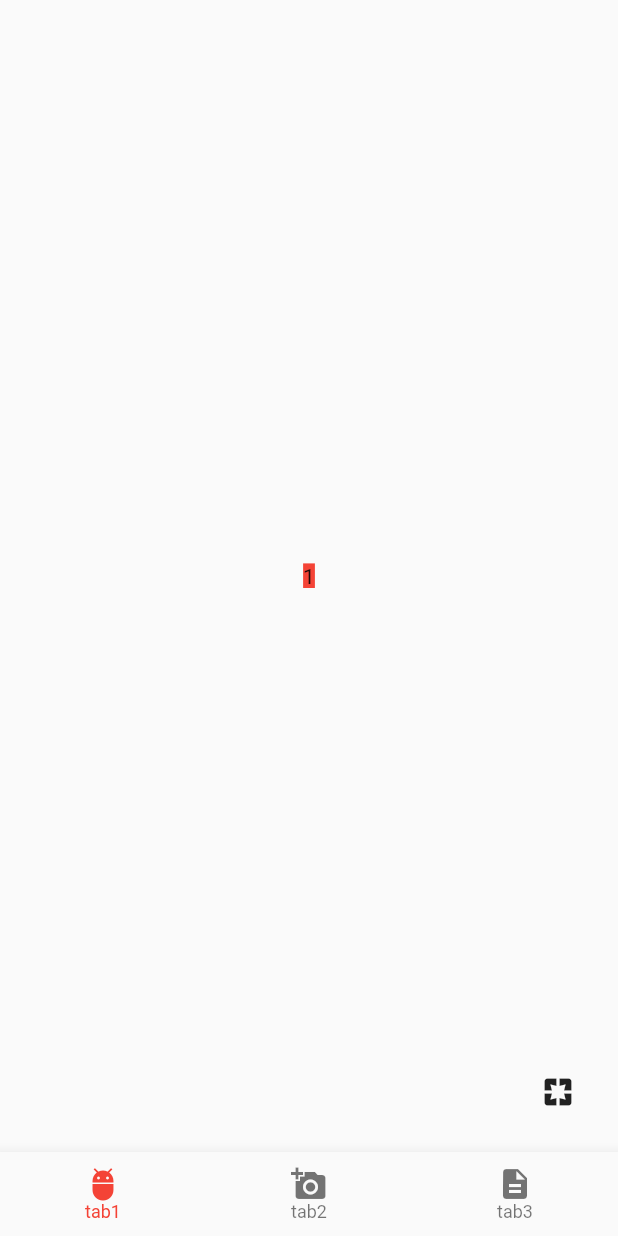
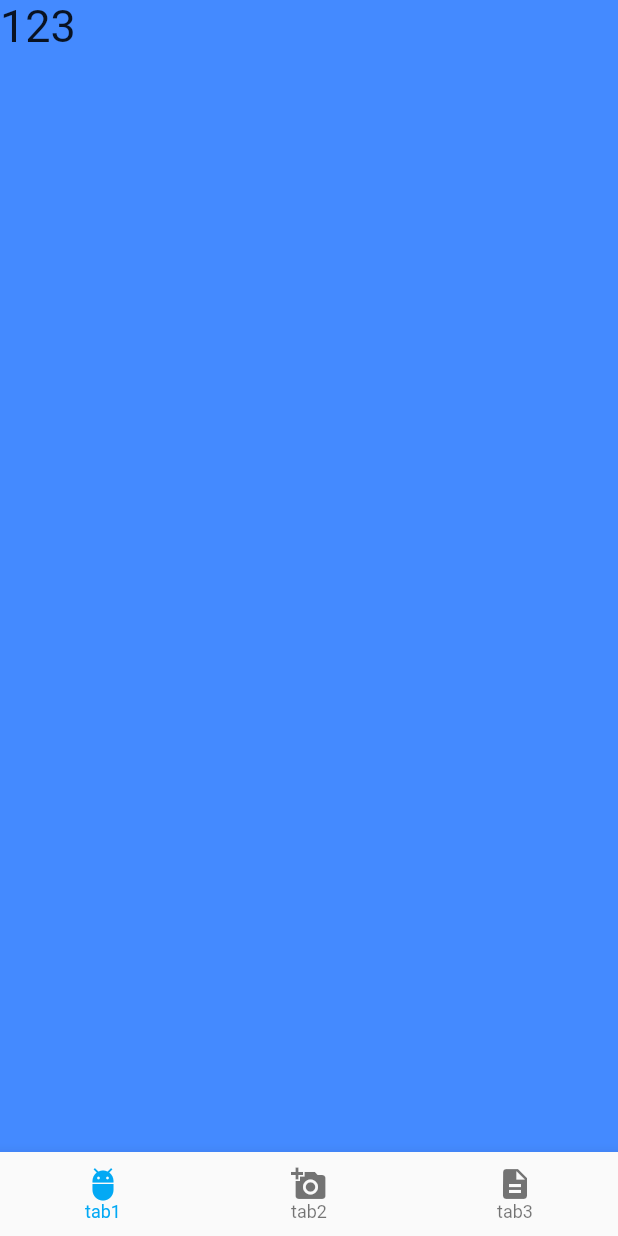
Before and after one commit to skyshenfu/flutter_demo, a Flutter app: the screen it shows after launch, on a phone screen of 412 x 824 dp. Run offline on Flutter 3.47's test engine with Material 2 defaults, Android fonts, the phone set to English and light mode, and no system bars; our stand-ins replace dio.

Commit message:
加入残缺版本的http请求

```diff
--- /dev/null
+++ b/lib/data/config/api.dart
@@ -0,0 +1,5 @@
+class Api{
+  static var baseUrl="https://www.wanandroid.com";
+  static const BANNER="/banner/json";
+
+}
--- /dev/null
+++ b/lib/data/model/pojos.dart
@@ -0,0 +1,44 @@
+class SingleBanner {
+  String desc;
+  int id;
+  String imagePath;
+  int isVisible;
+  int order;
+  String title;
+  int type;
+  String url;
+
+  SingleBanner(
+      {this.desc,
+        this.id,
+        this.imagePath,
+        this.isVisible,
+        this.order,
+        this.title,
+        this.type,
+        this.url});
+
+  SingleBanner.fromJson(Map<String, dynamic> json) {
+    desc = json['desc'];
+    id = json['id'];
+    imagePath = json['imagePath'];
+    isVisible = json['isVisible'];
+    order = json['order'];
+    title = json['title'];
+    type = json['type'];
+    url = json['url'];
+  }
+
+  Map<String, dynamic> toJson() {
+    final Map<String, dynamic> data = new Map<String, dynamic>();
+    data['desc'] = this.desc;
+    data['id'] = this.id;
+    data['imagePath'] = this.imagePath;
+    data['isVisible'] = this.isVisible;
+    data['order'] = this.order;
+    data['title'] = this.title;
+    data['type'] = this.type;
+    data['url'] = this.url;
+    return data;
+  }
+}
--- a/lib/pages/bottomdemo/page/home_page_with_scroll.dart
+++ b/lib/pages/bottomdemo/page/home_page_with_scroll.dart
@@ -1,4 +1,5 @@
 import 'package:flutter/material.dart';
+import 'package:flutterallinone/pages/bottomdemo/page/leader_page.dart';
 import 'package:flutterallinone/pages/bottomdemo/simpleTab/tab_stateful_page.dart';
 ///方案三 PageView实现，可滚动需要对Tab进行mixin
 class HomePageScroll extends StatefulWidget {
@@ -23,7 +24,7 @@ class _HomePageScrollState extends State<HomePageScroll> {
   int _tabIndex;
   var _pageController;
   final pages=<Widget>[
-    new Tab1Page(key:Key("1"),centerText: "1",color: Colors.red),
+    new LeaderPageWidget(),
     new Tab1Page(key:Key("2"),centerText: "2",color: Colors.amber),
     new Tab1Page(key:Key("3"),centerText: "3",color: Colors.deepPurpleAccent)
   ];
@@ -61,7 +62,7 @@ class _HomePageScrollState extends State<HomePageScroll> {
       ]
       ,
         //tab选中颜色
-        fixedColor: Colors.red,
+        fixedColor: Colors.lightBlue,
         onTap:_tapTab ,
         currentIndex: _tabIndex,
         selectedFontSize: 12.0,
--- /dev/null
+++ b/lib/pages/bottomdemo/page/leader_page.dart
@@ -0,0 +1,64 @@
+import 'dart:convert';
+
+import 'package:dio/dio.dart';
+import 'package:flutter/cupertino.dart';
+import 'package:flutter/material.dart';
+import 'package:flutterallinone/data/config/api.dart';
+import 'package:flutterallinone/data/config/response_raw.dart';
+import 'package:flutterallinone/data/model/pojos.dart';
+import 'package:flutterallinone/util/dio_util.dart';
+
+class LeaderPageWidget extends StatefulWidget {
+  @override
+  _LeaderPageWidgetState createState() {
+    // TODO: implement createState
+    return _LeaderPageWidgetState();
+  }
+
+}
+
+class _LeaderPageWidgetState extends State<LeaderPageWidget> {
+  CancelToken cancelToken;
+  @override
+  void initState() {
+    // TODO: implement initState
+    super.initState();
+    cancelToken=CancelToken();
+  }
+  @override
+  Widget build(BuildContext context) {
+    // TODO: implement build
+    return Scaffold(
+        backgroundColor: Colors.blueAccent,
+        body: SafeArea(
+          child: Column(
+            children: <Widget>[
+              GestureDetector(
+                  onTap: _requestData,
+                  child: Text(
+                "123",
+                style: TextStyle(fontSize: 30),
+              ))
+            ],
+          ),
+        ));
+  }
+  @override
+  void dispose() {
+    // TODO: implement dispose
+    cancelToken.cancel();
+    super.dispose();
+
+  }
+  void _requestData() {
+
+    DioUtil.getInstance().getRequest(Api.BANNER,cancelToken: cancelToken).then(_printV);
+  }
+
+  void _printV(dynamic v) {
+    List<dynamic> data=v;
+    List<SingleBanner> temp=data;
+    print(v);
+
+  }
+}
--- /dev/null
+++ b/lib/util/dio_util.dart
@@ -0,0 +1,70 @@
+import 'dart:io';
+
+import 'package:dio/dio.dart';
+import 'package:flutterallinone/data/config/api.dart';
+import 'package:flutterallinone/data/config/response_raw.dart';
+
+class DioUtil {
+  static final _instance = DioUtil._();
+  static Map<String,dynamic> _header={"token": ""};
+
+  static  BaseOptions _baseOptions = BaseOptions(
+    //基础地址
+    baseUrl: Api.baseUrl,
+    //连接超时
+    connectTimeout: 5000,
+    //接收超时
+    receiveTimeout: 5000,
+    //发送超时
+    sendTimeout: 5000,
+    //请求头
+    headers:_header
+
+  );
+  Dio _dio;
+  factory DioUtil.getInstance() => _instance;
+
+  DioUtil._(){
+    _dio=Dio(_baseOptions);
+  }
+
+  //一个get请求
+  Future<dynamic> getRequest(String path,{
+    Map<String, dynamic> parameters,
+    CancelToken cancelToken,
+    ProgressCallback onReceiveProgress,
+    Options options
+  }) async {
+    try{
+      Response response = await _dio.get(path,queryParameters: parameters, cancelToken: cancelToken,onReceiveProgress: onReceiveProgress,options: options);
+      return processData(RawResponse.fromJson(response.data));
+
+    }catch(e){
+      return Future.error(e);
+    }
+
+  }
+
+
+  dynamic processData(RawResponse result) {
+    if(result.errorCode==0){
+      return result.data;
+    }else{
+      throw BusinessError(result.errorCode,result.errorMsg);
+    }
+  }
+
+  void refreshToken(String token){
+    _header["token"]=token;
+  }
+
+}
+//用来放置业务上错误的类型
+class BusinessError extends Error{
+  final int code;
+  final String message;
+
+  BusinessError(this.code, this.message);
+
+
+}
--- a/pubspec.yaml
+++ b/pubspec.yaml
@@ -23,6 +23,7 @@ dependencies:
   # The following adds the Cupertino Icons font to your application.
   # Use with the CupertinoIcons class for iOS style icons.
   cupertino_icons: ^0.1.2
+  dio: ^3.0.9
 
 dev_dependencies:
   flutter_test:
```
Also changed, not shown: lib/data/config/response_raw.dart (added, +34 -0 lines), pubspec.lock.
